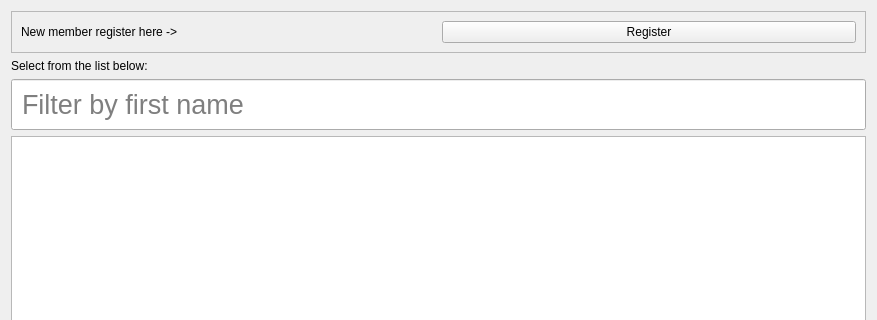
Before: the Qt Designer form src/MemberSelectDialog.ui in simophin/game-matcher-qt, drawn with Qt 5; both pictures show x 0 to 877 and y 0 to 320 of the 877 by 683 pixel window.
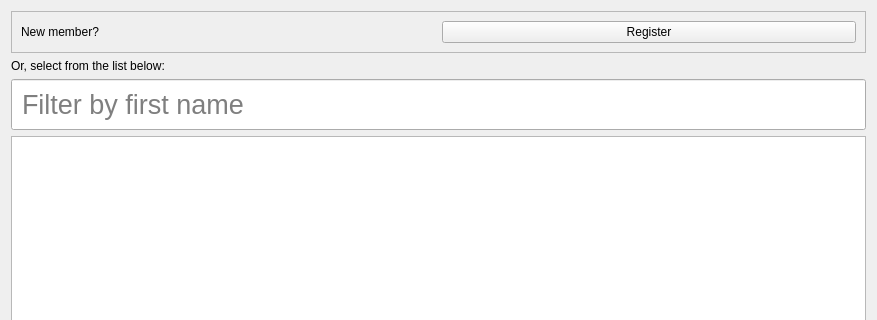
After: the same form once the commit is applied.

The edit to the form file:
```diff
--- a/src/MemberSelectDialog.ui
+++ b/src/MemberSelectDialog.ui
@@ -29,7 +29,7 @@
       <item row="0" column="0">
        <widget class="QLabel" name="label">
         <property name="text">
-         <string>New member register here -&gt;</string>
+         <string>New member?</string>
         </property>
        </widget>
       </item>
@@ -49,7 +49,7 @@
    <item>
     <widget class="QLabel" name="label_2">
      <property name="text">
-      <string>Select from the list below:</string>
+      <string>Or, select from the list below:</string>
      </property>
     </widget>
    </item>
```
